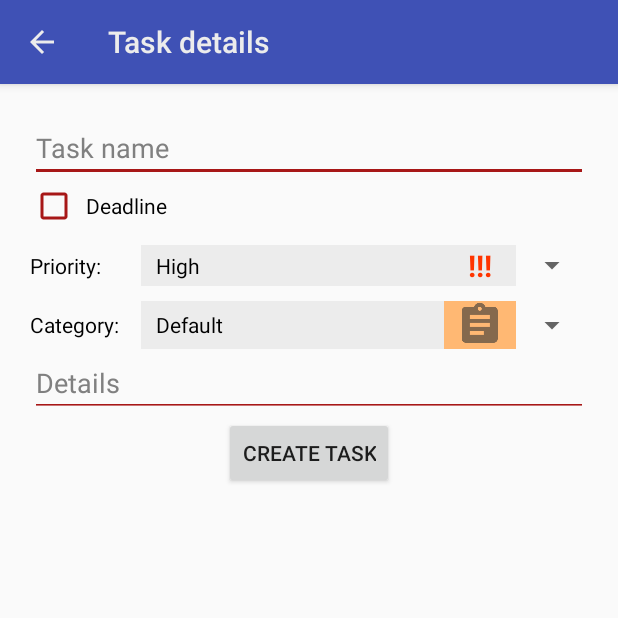
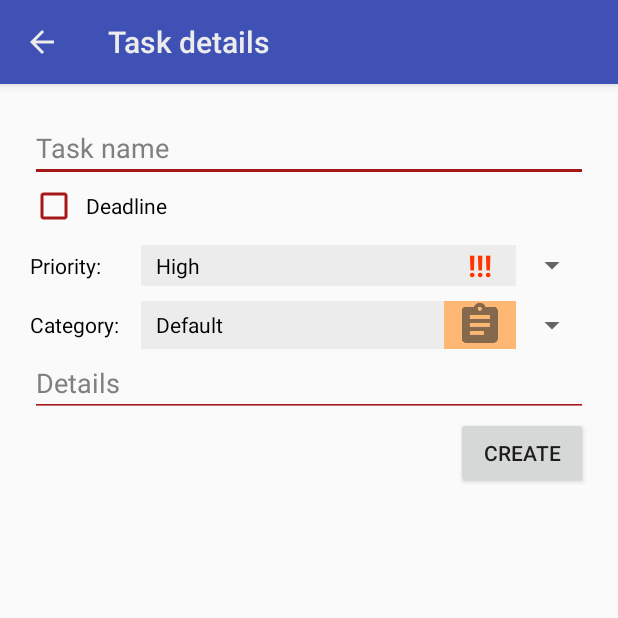
Before and after one commit to ReutovIgor/Organizer_android, an Android app: the TaskDetailsActivity screen opened directly, with no data from a screen before it, on a phone screen of 412 x 824 dp, the top half of it. Run offline under Robolectric (Android 15) with nearby library versions, the phone set to English and light mode, and no system bars.

Commit message:
Adds Task update

```diff
--- a/app/src/main/java/com/example/ruireutov/organiser/DatabaseWorkers/DatabaseDefines.java
+++ b/app/src/main/java/com/example/ruireutov/organiser/DatabaseWorkers/DatabaseDefines.java
@@ -6,6 +6,7 @@ package com.example.ruireutov.organiser.DatabaseWorkers;
 
 public class DatabaseDefines {
     //task table names
+    public static final String TASK_LIST_ID = "_id";
     public static final String TASK_LIST_NAME = "Name";
     public static final String TASK_LIST_DETAILS = "Details";
     public static final String TASK_LIST_START = "Start";
--- a/app/src/main/java/com/example/ruireutov/organiser/ListCursorAdapter.java
+++ b/app/src/main/java/com/example/ruireutov/organiser/ListCursorAdapter.java
@@ -37,7 +37,7 @@ public class ListCursorAdapter extends CursorAdapter {
         TextView taskTitle = view.findViewById(R.id.task_title_text);
         TextView priority = view.findViewById(R.id.task_priority_icon);//TODO: change to image in future
         TextView dueDate = view.findViewById(R.id.due_time_text);
-        TextView timeLeft = view.findViewById(R.id.time_left_text);
+        //TextView timeLeft = view.findViewById(R.id.time_left_text);
 
         Resources resources = context.getResources();
         String iconName = cursor.getString( cursor.getColumnIndex(DatabaseDefines.TASK_LIST_CATEGORY_ICON) );
--- a/app/src/main/java/com/example/ruireutov/organiser/TaskDetails/ITaskDetailsUIControl.java
+++ b/app/src/main/java/com/example/ruireutov/organiser/TaskDetails/ITaskDetailsUIControl.java
@@ -13,5 +13,4 @@ public interface ITaskDetailsUIControl {
     void showTaskCreation();
     void fillCategories(Cursor cursor);
     void fillPriorities(Cursor cursor);
-    void toggleDataEdit(boolean blocked);
 }
--- a/app/src/main/java/com/example/ruireutov/organiser/TaskDetails/TaskDetailsActivity.java
+++ b/app/src/main/java/com/example/ruireutov/organiser/TaskDetails/TaskDetailsActivity.java
@@ -1,6 +1,7 @@
 package com.example.ruireutov.organiser.TaskDetails;
 
 import android.database.Cursor;
+import android.support.constraint.ConstraintLayout;
 import android.support.v7.app.ActionBar;
 import android.support.v7.app.AppCompatActivity;
 import android.os.Bundle;
@@ -30,7 +31,7 @@ import java.util.HashMap;
 public class TaskDetailsActivity extends AppCompatActivity implements ITaskDetailsUIControl {
 
     private TaskDetailsControl taskDetailsControl;
-
+    private ConstraintLayout parentLayout;
     private EditText taskName;
     private CheckBox dedlineCheckbox;
     private LinearLayout taskDueDateTime;
@@ -41,10 +42,12 @@ public class TaskDetailsActivity extends AppCompatActivity implements ITaskDetai
     private Spinner taskCategory;
     private SpinnerAdapter taskCategoryAdapter;
     private EditText taskDetails;
-    private Button taskButton;
+    private Button taskButton1;
+    private Button taskButton2;
+    private Button taskButton3;
     private DateTimePickerHelper toDateTimeHelper;
 
-    private boolean blockedStatus;
+    private boolean editMode;
 
     @Override
     protected void onCreate(Bundle savedInstanceState) {
@@ -57,7 +60,8 @@ public class TaskDetailsActivity extends AppCompatActivity implements ITaskDetai
         ActionBar ab = getSupportActionBar();
         ab.setDisplayHomeAsUpEnabled(true);
 
-        this.blockedStatus = true;
+        this.parentLayout = findViewById(R.id.task_detail_root);
+        this.setDetailMode(false);
 
         this.taskName = findViewById(R.id.task_name);
         this.dedlineCheckbox =findViewById(R.id.task_scheduled_checkbox);
@@ -83,8 +87,14 @@ public class TaskDetailsActivity extends AppCompatActivity implements ITaskDetai
 
         this.taskDetails = findViewById(R.id.task_details);
 
-        this.taskButton = findViewById(R.id.task_button);
-        this.taskButton.setOnClickListener(new ElementClickListener());
+        this.taskButton1 = findViewById(R.id.task_button_1);
+        this.taskButton1.setOnClickListener(new ElementClickListener());
+
+        this.taskButton2 = findViewById(R.id.task_button_2);
+        this.taskButton2.setOnClickListener(new ElementClickListener());
+
+        this.taskButton3 = findViewById(R.id.task_button_3);
+        this.taskButton3.setOnClickListener(new ElementClickListener());
 
         this.taskDetailsControl = new TaskDetailsControl(this);
     }
@@ -127,6 +137,11 @@ public class TaskDetailsActivity extends AppCompatActivity implements ITaskDetai
         this.taskDueDateTime.setVisibility(show ? View.VISIBLE : View.GONE);
     }
 
+    private void setDetailMode(boolean active) {
+        this.editMode = active;
+        this.parentLayout.setFocusableInTouchMode(this.editMode);
+    }
+
     private HashMap<String, String> getTaskData() {
         HashMap<String, String> data = new HashMap<>();
         data.put(DatabaseDefines.TASK_LIST_NAME, taskName.getText().toString());
@@ -153,8 +168,9 @@ public class TaskDetailsActivity extends AppCompatActivity implements ITaskDetai
 
     @Override
     public void showTaskDetails(TaskDetailsData data) {
-        this.toggleDataEdit(false);
+        this.setDetailMode(true);
         this.taskName.setText(data.getName());
+        //TODO change in DB to timed tasks
         boolean showDateTime = data.getDateFrom().length() > 0 ? true : false;
         this.dedlineCheckbox.setChecked(showDateTime);
         this.toggleDateTime(showDateTime);
@@ -164,12 +180,14 @@ public class TaskDetailsActivity extends AppCompatActivity implements ITaskDetai
         int categoryPos = this.taskCategoryAdapter.getItemPosition(data.getCategory());
         this.taskCategory.setSelection(categoryPos);
         this.taskDetails.setText(data.getDetails());
-        this.taskButton.setText(R.string.task_button_finish);
+        this.taskButton1.setVisibility(View.VISIBLE);
+        this.taskButton2.setText(R.string.task_button_save);
+        this.taskButton1.setVisibility(View.VISIBLE);
     }
 
     @Override
     public void showTaskCreation() {
-        this.toggleDataEdit(true);
+        this.setDetailMode(false);
         this.toggleDateTime(false);
         this.taskName.setText("");
         this.dedlineCheckbox.setChecked(false);
@@ -177,7 +195,9 @@ public class TaskDetailsActivity extends AppCompatActivity implements ITaskDetai
         this.taskPriority.setSelection(0);
         this.taskCategory.setSelection(0);
         this.taskDetails.setText("");
-        this.taskButton.setText(R.string.task_button_create);
+        this.taskButton1.setVisibility(View.GONE);
+        this.taskButton2.setText(R.string.task_button_create);
+        this.taskButton3.setVisibility(View.GONE);
     }
 
     @Override
@@ -190,35 +210,20 @@ public class TaskDetailsActivity extends AppCompatActivity implements ITaskDetai
         this.taskPriorityAdapter.swapCursor(cursor);
     }
 
-    @Override
-    public void toggleDataEdit(boolean blocked) {
-        if(this.blockedStatus != blocked) {
-            this.blockedStatus = blocked;
-            this.taskName.setEnabled(blocked);
-            this.taskName.setFocusable(blocked);
-            this.dedlineCheckbox.setEnabled(blocked);
-            this.dedlineCheckbox.setFocusable(blocked);
-            this.taskDueDate.setEnabled(blocked);
-            this.taskDueDate.setFocusable(blocked);
-            this.taskDueTime.setEnabled(blocked);
-            this.taskDueTime.setFocusable(blocked);
-            this.taskPriority.setEnabled(blocked);
-            this.taskPriority.setFocusable(blocked);
-            this.taskCategory.setEnabled(blocked);
-            this.taskCategory.setFocusable(blocked);
-            this.taskDetails.setEnabled(blocked);
-            this.taskDetails.setFocusable(blocked);
-        }
-    }
-
     private class ElementClickListener implements View.OnClickListener{
         @Override
         public void onClick(View v) {
             switch(v.getId()) {
-                case R.id.task_button:
-                    if(taskButton.getText().toString() != getString(R.string.task_button_finish)) {
+                case R.id.task_button_1:
+                    break;
+                case R.id.task_button_2:
+                    if(taskButton2.getText().toString() != getString(R.string.task_button_save)) {
                         taskDetailsControl.addTask(new TaskDetailsData( getTaskData()));
+                    } else {
+                        //update task details
                     }
+                    break;
+                case R.id.task_button_3:
                     break;
             }
         }
--- a/app/src/main/java/com/example/ruireutov/organiser/TaskDetailsData.java
+++ b/app/src/main/java/com/example/ruireutov/organiser/TaskDetailsData.java
@@ -13,6 +13,7 @@ import java.util.HashMap;
 
 public class TaskDetailsData implements Serializable{
     public static final String TASK_DETAILS_NAME = "TaskData";
+    private String id;
     private String name;
     private String dateFrom;
     private String dateTo;
@@ -26,6 +27,7 @@ public class TaskDetailsData implements Serializable{
     private String details;
 
     public TaskDetailsData(Cursor cursor) {
+        this.id             = cursor.getString( cursor.getColumnIndex(DatabaseDefines.TASK_LIST_NAME) );
         this.name           = cursor.getString( cursor.getColumnIndex(DatabaseDefines.TASK_LIST_NAME) );
         this.status         = cursor.getString( cursor.getColumnIndex(DatabaseDefines.TASK_LIST_STATUS) );
         this.dateFrom       = cursor.getString( cursor.getColumnIndex(DatabaseDefines.TASK_LIST_START) );
@@ -86,4 +88,8 @@ public class TaskDetailsData implements Serializable{
     public String getDetails() {
         return details;
     }
+
+    public String getId() {
+        return id;
+    }
 }
--- a/app/src/main/java/com/example/ruireutov/organiser/TaskList/TaskListControl.java
+++ b/app/src/main/java/com/example/ruireutov/organiser/TaskList/TaskListControl.java
@@ -35,6 +35,7 @@ public class TaskListControl implements ITaskListControl {
     @Override
     public void showDetails(int position) {
         Intent intent = new Intent(this.context, TaskDetailsActivity.class);
+        if(!this.listData.isClosed()) this.listData.close();
         this.listData.moveToPosition(position);
         TaskDetailsData data = new TaskDetailsData(this.listData);
         intent.putExtra(TaskDetailsData.TASK_DETAILS_NAME, data);
@@ -43,6 +44,7 @@ public class TaskListControl implements ITaskListControl {
 
     @Override
     public void onDestroy() {
+        this.listData.close();
         this.dbControl.close();
     }
 
--- a/app/src/main/res/layout/activity_task_details.xml
+++ b/app/src/main/res/layout/activity_task_details.xml
@@ -2,6 +2,7 @@
 <android.support.constraint.ConstraintLayout
     xmlns:android="http://schemas.android.com/apk/res/android"
     xmlns:tools="http://schemas.android.com/tools"
+    android:id="@+id/task_detail_root"
     android:layout_width="match_parent"
     android:layout_height="match_parent"
     tools:context="com.example.ruireutov.organiser.TaskDetails.TaskDetailsActivity">
--- a/app/src/main/res/layout/task_details.xml
+++ b/app/src/main/res/layout/task_details.xml
@@ -101,12 +101,34 @@
         android:inputType="textMultiLine"
         android:maxHeight="250dp"
         android:textColorHint="@color/colorTextHint" />
+    <RelativeLayout
+        android:layout_width="match_parent"
+        android:layout_height="wrap_content">
+        <Button
+            android:id="@+id/task_button_1"
+            android:layout_width="wrap_content"
+            android:layout_height="wrap_content"
+            android:layout_toStartOf="@id/task_button_2"
+            android:textAlignment="center"
+            android:text="@string/task_button_finish"/>
+        <Button
+            android:id="@+id/task_button_2"
+            android:layout_width="wrap_content"
+            android:layout_height="wrap_content"
+            android:layout_toStartOf="@id/task_button_3"
+            android:layout_alignWithParentIfMissing="true"
+            android:layout_marginLeft="8dp"
+            android:textAlignment="center"
+            android:text="@string/task_button_create"/>
+        <Button
+            android:id="@+id/task_button_3"
+            android:layout_width="wrap_content"
+            android:layout_height="wrap_content"
+            android:layout_alignParentEnd="true"
+            android:layout_marginLeft="8dp"
+            android:textAlignment="center"
+            android:text="@string/task_button_delete"/>
+    </RelativeLayout>
 
-    <Button
-        android:id="@+id/task_button"
-        android:layout_width="wrap_content"
-        android:layout_height="wrap_content"
-        android:layout_gravity="center"
-        android:text="@string/task_button_create"/>
 
 </LinearLayout>
--- a/app/src/main/res/values/strings.xml
+++ b/app/src/main/res/values/strings.xml
@@ -15,8 +15,10 @@
     <string name="task_hint_from">From</string>
     <string name="task_hint_to">To</string>
     <string name="task_hint_details">Details</string>
-    <string name="task_button_create">Create task</string>
-    <string name="task_button_finish">Finish</string>
+    <string name="task_button_create">Create</string>
+    <string name="task_button_finish">Close</string>
+    <string name="task_button_save">Save</string>
+    <string name="task_button_delete">Remove</string>
 
     <!--Tasks Menu strings-->
     <string name="task_option_categories">Categories</string>
```
Also changed, not shown: app/src/main/java/com/example/ruireutov/organiser/DatabaseWorkers/DatabaseControl.java (+31 -1 lines), app/src/main/res/layout/task_list_child_view.xml (+12 -19 lines).
